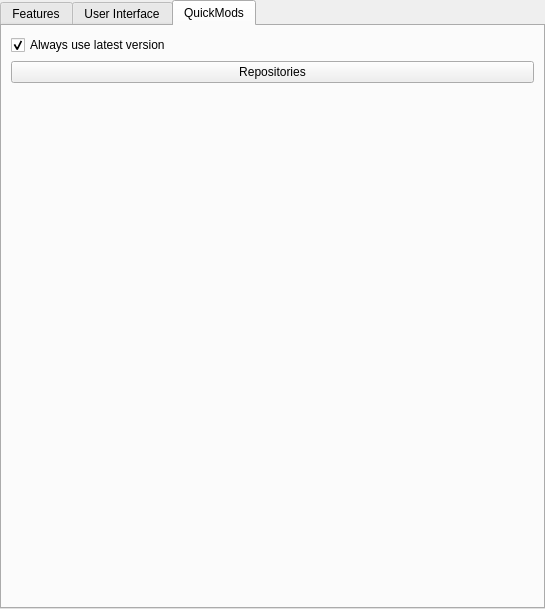
Qt form gui/pages/global/MultiMCPage.ui (MultiMC/Launcher) before a commit.
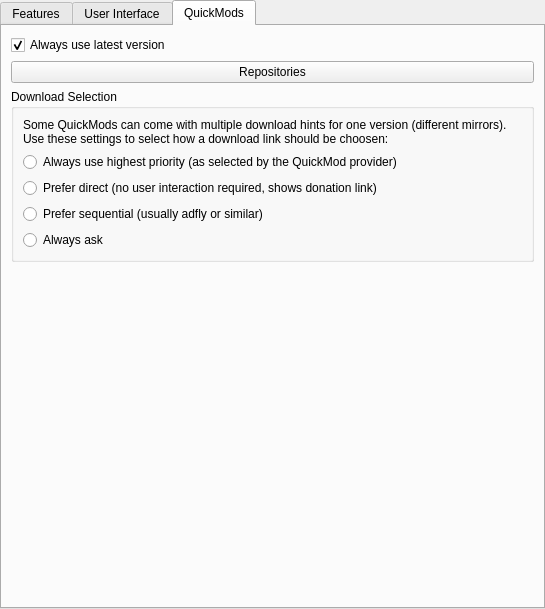
The same form after that commit. The open tabs and pages were chosen to show the change. Icons and pictures are not drawn.

Commit message: Setting and dialog for selecting download links

```diff
--- a/gui/pages/global/MultiMCPage.ui
+++ b/gui/pages/global/MultiMCPage.ui
@@ -386,6 +386,53 @@
          </property>
         </widget>
        </item>
+       <item>
+        <widget class="QGroupBox" name="groupBox_4">
+         <property name="title">
+          <string>Download Selection</string>
+         </property>
+         <layout class="QVBoxLayout" name="verticalLayout_3">
+          <item>
+           <widget class="QLabel" name="label_3">
+            <property name="text">
+             <string>Some QuickMods can come with multiple download hints for one version (different mirrors). Use these settings to select how a download link should be choosen:</string>
+            </property>
+            <property name="wordWrap">
+             <bool>true</bool>
+            </property>
+           </widget>
+          </item>
+          <item>
+           <widget class="QRadioButton" name="qmPriorityBtn">
+            <property name="text">
+             <string>Always use highest priority (as selected by the QuickMod provider)</string>
+            </property>
+           </widget>
+          </item>
+          <item>
+           <widget class="QRadioButton" name="qmDirectBtn">
+            <property name="text">
+             <string>Prefer direct (no user interaction required, shows donation link)</string>
+            </property>
+           </widget>
+          </item>
+          <item>
+           <widget class="QRadioButton" name="qmSequentialBtn">
+            <property name="text">
+             <string>Prefer sequential (usually adfly or similar)</string>
+            </property>
+           </widget>
+          </item>
+          <item>
+           <widget class="QRadioButton" name="qmAlwaysAskBtn">
+            <property name="text">
+             <string>Always ask</string>
+            </property>
+           </widget>
+          </item>
+         </layout>
+        </widget>
+       </item>
        <item>
         <spacer name="verticalSpacer">
          <property name="orientation">
```
The commit also changes 8 other files.
